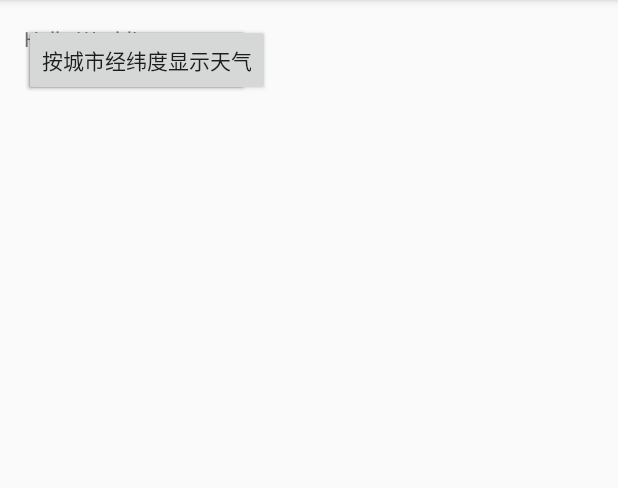
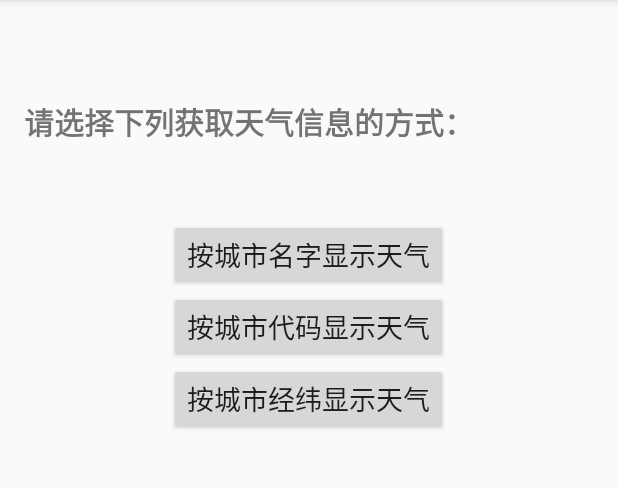
Before and after one commit to aiosdev/Weather, an Android app: the screen it shows after launch (MainActivity), on a phone screen of 412 x 824 dp, the part 84-572 px from its top. Run offline under Robolectric (Android 15) with nearby library versions, the phone set to English and light mode, and no system bars.

Commit message:
change the layout of  mainactivity

```diff
--- a/app/src/main/res/layout/activity_main.xml
+++ b/app/src/main/res/layout/activity_main.xml
@@ -13,23 +13,41 @@
     <TextView
         android:layout_width="wrap_content"
         android:layout_height="wrap_content"
-        android:text="Hello World!" />
+        android:text="请选择下列获取天气信息的方式："
+        android:id="@+id/tv_hello"
+        android:layout_marginBottom="50dp"
+        android:layout_marginTop="50dp"
+        android:textStyle="bold"
+        android:textSize="20sp"/>
+
+    <LinearLayout
+        android:layout_width="match_parent"
+        android:layout_height="400dp"
+        android:orientation="vertical"
+        android:layout_below="@id/tv_hello">
 
         <Button
+            android:id="@+id/bt1"
             android:layout_width="wrap_content"
             android:layout_height="wrap_content"
-        android:id="@+id/bt1"
-        android:text="按城市名字显示天气"/>
+            android:text="按城市名字显示天气"
+            android:textSize="18sp"
+            android:layout_gravity="center"/>
 
         <Button
+            android:id="@+id/bt2"
             android:layout_width="wrap_content"
             android:layout_height="wrap_content"
-        android:id="@+id/bt2"
-        android:text="按城市代码显示天气"/>
+            android:text="按城市代码显示天气"
+            android:textSize="18sp"
+            android:layout_gravity="center"/>
 
         <Button
+            android:id="@+id/bt3"
             android:layout_width="wrap_content"
             android:layout_height="wrap_content"
-        android:id="@+id/bt3"
-        android:text="按城市经纬度显示天气"/>
+            android:text="按城市经纬显示天气"
+            android:textSize="18sp"
+            android:layout_gravity="center"/>
+    </LinearLayout>
 </RelativeLayout>
```
Lines whose indentation alone changed are shown as unchanged.
